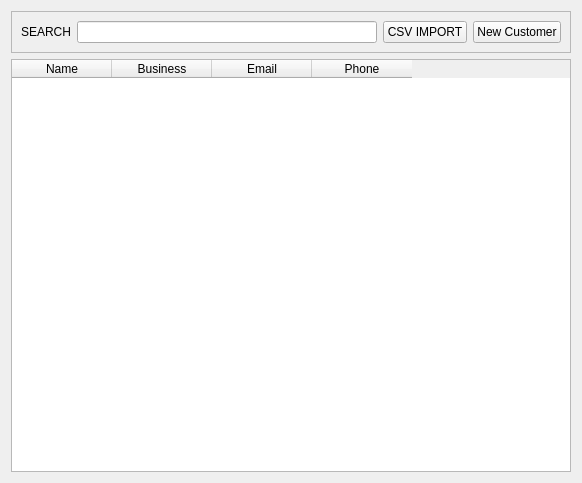
Before: the Qt Designer form contacts_customer.ui in hbmftw/OSI-Invoicing, drawn with Qt 5.
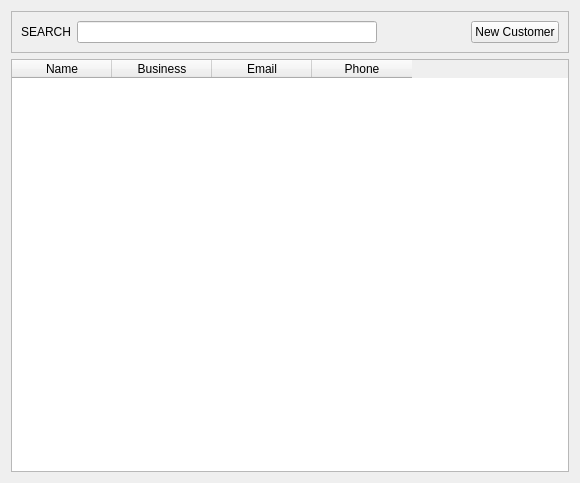
After: the same form once the commit is applied.

What changed in the file:
```diff
--- a/contacts_customer.ui
+++ b/contacts_customer.ui
@@ -6,7 +6,7 @@
    <rect>
     <x>0</x>
     <y>0</y>
-    <width>577</width>
+    <width>580</width>
     <height>483</height>
    </rect>
   </property>
@@ -71,19 +71,6 @@
         </property>
        </spacer>
       </item>
-      <item>
-       <widget class="QPushButton" name="CsvImport_Button">
-        <property name="maximumSize">
-         <size>
-          <width>300</width>
-          <height>16777215</height>
-         </size>
-        </property>
-        <property name="text">
-         <string>CSV IMPORT</string>
-        </property>
-       </widget>
-      </item>
       <item>
        <widget class="QPushButton" name="NewCustomer_Button">
         <property name="maximumSize">
```
